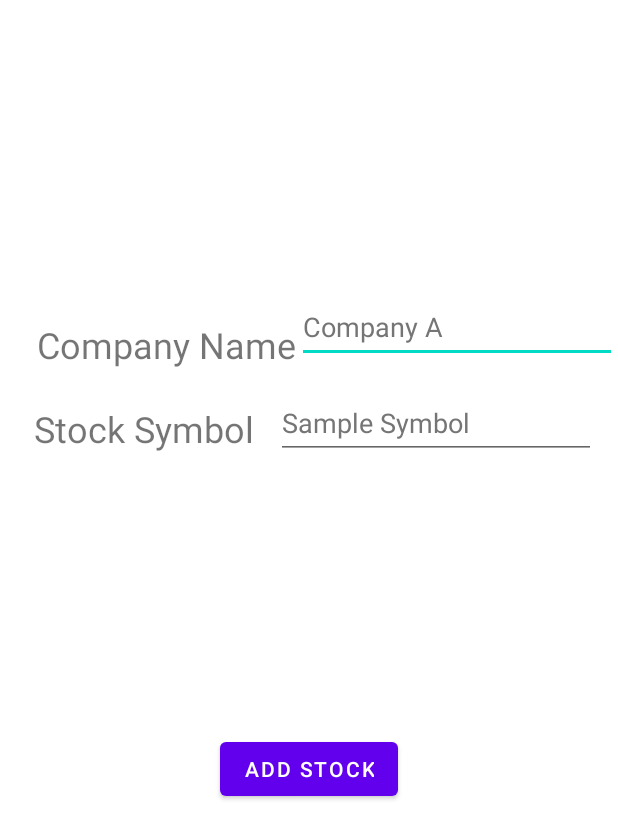
After one commit to ducttrn/mobile-apps, an Android app: the layout activity_new_stock.xml on its own in the app's theme, with its tools: preview values and no code run, on a phone screen of 412 x 824 dp. The commit adds this screen. Shown: the top 839 px of the screen. Run offline under Robolectric (Android 15) with nearby library versions, the phone set to English and light mode, and no system bars.

Commit message:
feat: new stock UI

```diff
--- /dev/null
+++ b/PA2/app/src/main/res/values-night/strings.xml
@@ -0,0 +1,4 @@
+<?xml version="1.0" encoding="utf-8"?>
+<resources>
+    <string name="sample_author">John Doe</string>
+</resources>
--- a/StockMarketTracker/app/src/main/res/layout/activity_main.xml
+++ b/StockMarketTracker/app/src/main/res/layout/activity_main.xml
@@ -6,13 +6,14 @@
     android:layout_height="match_parent"
     tools:context=".MainActivity">
 
-    <TextView
-        android:layout_width="wrap_content"
-        android:layout_height="wrap_content"
-        android:text="Hello World!"
+    <androidx.recyclerview.widget.RecyclerView
+        android:id="@+id/book_list"
+        android:layout_width="match_parent"
+        android:layout_height="match_parent"
+        android:layout_marginStart="8dp"
         app:layout_constraintBottom_toBottomOf="parent"
-        app:layout_constraintLeft_toLeftOf="parent"
-        app:layout_constraintRight_toRightOf="parent"
+        app:layout_constraintEnd_toEndOf="parent"
+        app:layout_constraintStart_toStartOf="parent"
         app:layout_constraintTop_toTopOf="parent" />
 
 </androidx.constraintlayout.widget.ConstraintLayout>
--- /dev/null
+++ b/StockMarketTracker/app/src/main/res/layout/activity_new_stock.xml
@@ -0,0 +1,84 @@
+<?xml version="1.0" encoding="utf-8"?>
+<androidx.constraintlayout.widget.ConstraintLayout xmlns:android="http://schemas.android.com/apk/res/android"
+    xmlns:app="http://schemas.android.com/apk/res-auto"
+    xmlns:tools="http://schemas.android.com/tools"
+    android:layout_width="match_parent"
+    android:layout_height="match_parent"
+    tools:context=".NewStockActivity">
+
+    <TextView
+        android:id="@+id/new_company_name_input"
+        android:layout_width="wrap_content"
+        android:layout_height="wrap_content"
+        android:layout_marginStart="24dp"
+        android:text="Company Name"
+        android:textSize="24sp"
+        app:layout_constraintBottom_toBottomOf="parent"
+        app:layout_constraintEnd_toStartOf="@+id/new_company_name_input_box"
+        app:layout_constraintHorizontal_chainStyle="spread"
+        app:layout_constraintStart_toStartOf="parent"
+        app:layout_constraintTop_toTopOf="parent"
+        app:layout_constraintVertical_bias="0.26999998" />
+
+    <EditText
+        android:id="@+id/new_company_name_input_box"
+        android:layout_width="wrap_content"
+        android:layout_height="wrap_content"
+        android:autofillHints=""
+        android:ems="10"
+        android:inputType="textPersonName"
+        android:minHeight="48dp"
+        android:textColorHint="#757575"
+        android:hint="Company A"
+        app:layout_constraintBottom_toBottomOf="parent"
+        app:layout_constraintEnd_toEndOf="parent"
+        app:layout_constraintStart_toEndOf="@+id/new_company_name_input"
+        app:layout_constraintTop_toTopOf="parent"
+        app:layout_constraintVertical_bias="0.25"
+        tools:ignore="SpeakableTextPresentCheck" />
+
+    <TextView
+        android:id="@+id/new_stock_symbol_input"
+        android:layout_width="wrap_content"
+        android:layout_height="wrap_content"
+        android:layout_marginStart="8dp"
+        android:text="Stock Symbol"
+        android:textSize="24sp"
+        app:layout_constraintBottom_toTopOf="@+id/add_button"
+        app:layout_constraintEnd_toStartOf="@+id/new_stock_symbol_input_box"
+        app:layout_constraintHorizontal_bias="0.5"
+        app:layout_constraintHorizontal_chainStyle="spread"
+        app:layout_constraintStart_toStartOf="parent"
+        app:layout_constraintTop_toBottomOf="@+id/new_company_name_input"
+        app:layout_constraintVertical_bias="0.110000014" />
+
+    <EditText
+        android:id="@+id/new_stock_symbol_input_box"
+        android:layout_width="wrap_content"
+        android:layout_height="wrap_content"
+        android:autofillHints=""
+        android:ems="10"
+        android:inputType="textPersonName"
+        android:minHeight="48dp"
+        android:textColorHint="#757575"
+        android:hint="Sample Symbol"
+        app:layout_constraintBottom_toTopOf="@+id/add_button"
+        app:layout_constraintEnd_toEndOf="parent"
+        app:layout_constraintHorizontal_bias="0.5"
+        app:layout_constraintStart_toEndOf="@+id/new_stock_symbol_input"
+        app:layout_constraintTop_toBottomOf="@+id/new_company_name_input_box"
+        app:layout_constraintVertical_bias="0.07999998"
+        tools:ignore="SpeakableTextPresentCheck" />
+
+    <Button
+        android:id="@+id/add_button"
+        android:layout_width="wrap_content"
+        android:layout_height="wrap_content"
+        android:text="Add Stock"
+        app:layout_constraintBottom_toBottomOf="parent"
+        app:layout_constraintEnd_toEndOf="parent"
+        app:layout_constraintStart_toStartOf="parent"
+        app:layout_constraintTop_toTopOf="parent"
+        app:layout_constraintVertical_bias="0.63" />
+
+</androidx.constraintlayout.widget.ConstraintLayout>
```
